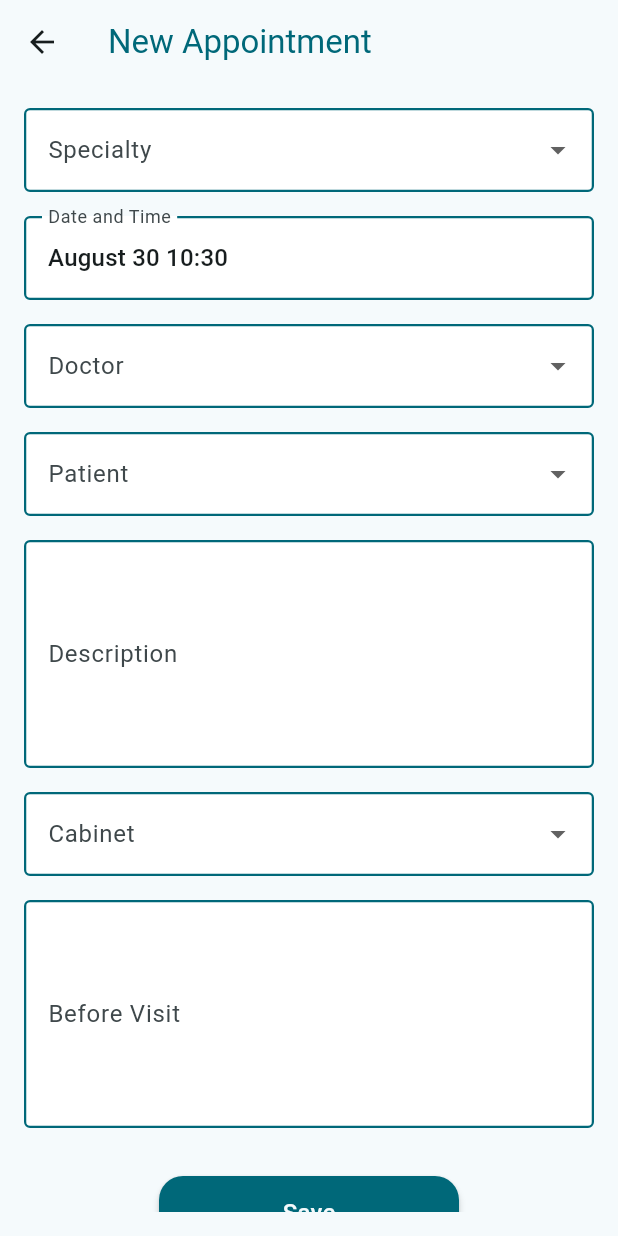
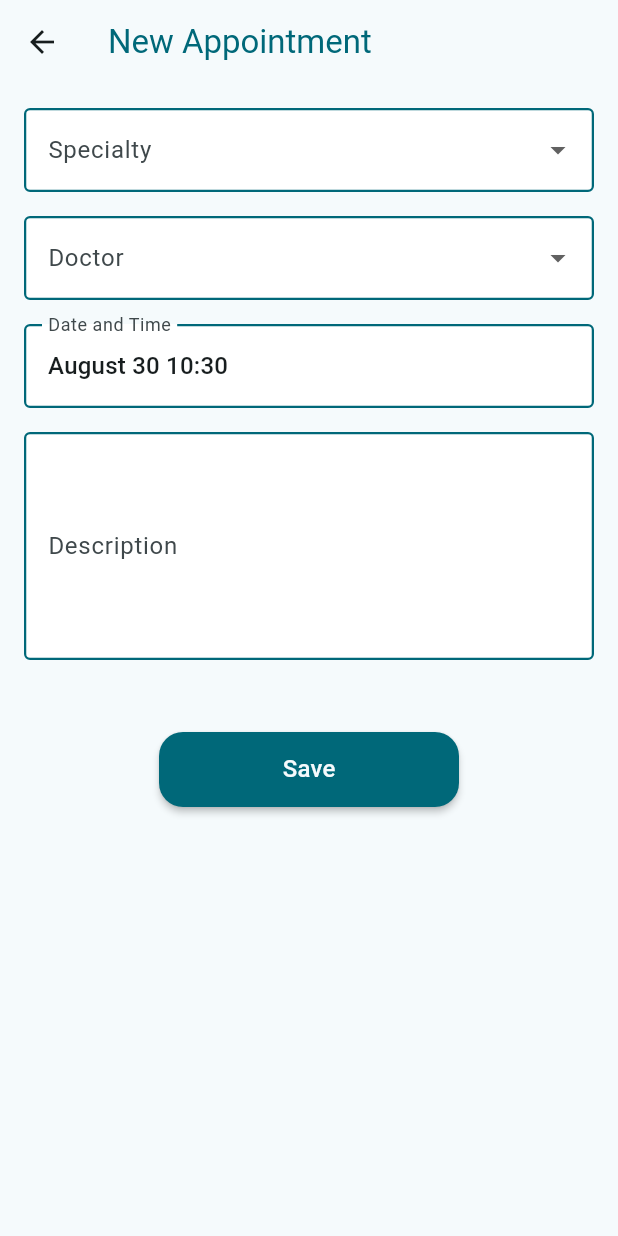
Before and after one commit to JPTGraczykowski/master_clinic_flutter_app, a Flutter app: the PatientNewAppointmentScreen screen opened directly, on a phone screen of 412 x 824 dp. Run offline on Flutter 3.47's test engine with Material 2 defaults, Android fonts, the phone set to English and light mode, and no system bars; drawn by our look-alikes of date_field.

Commit message:
MCF-06 Adjust form according to user role

```diff
--- a/lib/models/doctor.dart
+++ b/lib/models/doctor.dart
@@ -3,7 +3,7 @@ import './specialty.dart';
 import './cabinet.dart';
 
 class Doctor extends User {
-  static const role = 'doctor';
+  static const role = UserRole.doctor;
   final Specialty specialty;
   final Cabinet cabinet;
 
--- a/lib/models/patient.dart
+++ b/lib/models/patient.dart
@@ -1,7 +1,7 @@
 import './user.dart';
 
 class Patient extends User {
-  static const role = 'patient';
+  static const role = UserRole.patient;
 
   Patient({
     required super.id,
--- a/lib/models/user.dart
+++ b/lib/models/user.dart
@@ -1,3 +1,8 @@
+enum UserRole {
+  doctor,
+  patient,
+}
+
 class User {
   final String id;
   final String email;
--- a/lib/screens/doctor/doctor_appointments.dart
+++ b/lib/screens/doctor/doctor_appointments.dart
@@ -1,4 +1,5 @@
 import 'package:flutter/material.dart';
+import '../../models/user.dart';
 import '../../widgets/screen_title.dart';
 import '../../widgets/appointment_list_item.dart';
 import '../../models/appointment.dart';
@@ -22,13 +23,13 @@ class DoctorAppointmentsScreen extends StatelessWidget {
       body: ListView.builder(
         itemCount: appointments.length,
         prototypeItem: AppointmentListItem(
-          userRole: 'doctor',
+          userRole: UserRole.doctor,
           appointment: appointments.first,
           onSelectItem: () {},
         ),
         itemBuilder: (context, index) {
           return AppointmentListItem(
-            userRole: 'doctor',
+            userRole: UserRole.doctor,
             appointment: appointments[index],
             onSelectItem: () {},
           );
--- a/lib/screens/patient/patient_appointments.dart
+++ b/lib/screens/patient/patient_appointments.dart
@@ -1,5 +1,6 @@
 import 'package:flutter/material.dart';
-import 'package:master_clinic_flutter_app/widgets/screen_title.dart';
+import '../../models/user.dart';
+import '../../widgets/screen_title.dart';
 import '../../models/appointment.dart';
 import '../../widgets/appointment_list_item.dart';
 
@@ -22,13 +23,13 @@ class PatientAppointmentsScreen extends StatelessWidget {
       body: ListView.builder(
         itemCount: appointments.length,
         prototypeItem: AppointmentListItem(
-          userRole: 'patient',
+          userRole: UserRole.patient,
           appointment: appointments.first,
           onSelectItem: () {},
         ),
         itemBuilder: (context, index) {
           return AppointmentListItem(
-            userRole: 'patient',
+            userRole: UserRole.patient,
             appointment: appointments[index],
             onSelectItem: () {},
           );
--- a/lib/screens/patient/patient_new_appointment.dart
+++ b/lib/screens/patient/patient_new_appointment.dart
@@ -1,4 +1,5 @@
 import 'package:flutter/material.dart';
+import 'package:master_clinic_flutter_app/models/user.dart';
 import 'package:master_clinic_flutter_app/widgets/screen_title.dart';
 import '../../widgets/forms/appointment_form.dart';
 
@@ -13,7 +14,7 @@ class PatientNewAppointmentScreen extends StatelessWidget {
           title: 'New Appointment',
         ),
       ),
-      body: AppointmentForm(),
+      body: AppointmentForm(userRole: UserRole.patient),
     );
   }
 }
--- a/lib/widgets/forms/appointment_form.dart
+++ b/lib/widgets/forms/appointment_form.dart
@@ -1,12 +1,18 @@
 import 'package:flutter/material.dart';
 import 'package:date_field/date_field.dart';
 import 'package:intl/intl.dart';
+import 'package:master_clinic_flutter_app/models/user.dart';
 import '../../utils/input_decoration.dart';
 import '../../widgets/primary_button.dart';
 import '../../data/mock_data.dart';
 
 class AppointmentForm extends StatefulWidget {
-  const AppointmentForm({super.key});
+  const AppointmentForm({
+    super.key,
+    required this.userRole,
+  });
+
+  final UserRole userRole;
 
   @override
   State<AppointmentForm> createState() => _AppointmentFormState();
@@ -40,6 +46,7 @@ class _AppointmentFormState extends State<AppointmentForm> {
                 decoration: FormHelper.inputDecoration(
                   context: context,
                   labelText: 'Specialty',
+                  fillColor: widget.userRole == UserRole.patient ? null : Colors.black12,
                 ),
                 items: [
                   for (final specialty in mockSpecialties)
@@ -48,25 +55,13 @@ class _AppointmentFormState extends State<AppointmentForm> {
                       child: Text(specialty.name),
                     )
                 ],
-                onChanged: (value) {
+                onChanged: widget.userRole == UserRole.patient
+                    ? (value) {
                         setState(() {
-                    _specialtyId = value!;
+                          _specialtyId = (value!).toString();
                         });
-                },
-              ),
-              SizedBox(height: 16),
-              DateTimeField(
-                decoration: FormHelper.inputDecoration(
-                  context: context,
-                  labelText: 'Date and Time',
-                ),
-                selectedDate: _dateTime,
-                dateFormat: DateFormat('MMMM dd HH:mm'),
-                onDateSelected: (DateTime value) {
-                  setState(() {
-                    _dateTime = value;
-                  });
-                },
+                      }
+                    : null,
               ),
               SizedBox(height: 16),
               DropdownButtonFormField(
@@ -88,6 +83,21 @@ class _AppointmentFormState extends State<AppointmentForm> {
                 },
               ),
               SizedBox(height: 16),
+              DateTimeField(
+                decoration: FormHelper.inputDecoration(
+                  context: context,
+                  labelText: 'Date and Time',
+                ),
+                selectedDate: _dateTime,
+                dateFormat: DateFormat('MMMM dd HH:mm'),
+                onDateSelected: (DateTime value) {
+                  setState(() {
+                    _dateTime = value;
+                  });
+                },
+              ),
+              SizedBox(height: 16),
+              if (widget.userRole == UserRole.doctor) ...[
                 DropdownButtonFormField(
                   decoration: FormHelper.inputDecoration(
                     context: context,
@@ -107,15 +117,19 @@ class _AppointmentFormState extends State<AppointmentForm> {
                   },
                 ),
                 SizedBox(height: 16),
+              ],
               TextFormField(
                 decoration: FormHelper.inputDecoration(
                   context: context,
                   labelText: 'Description',
+                  fillColor: widget.userRole == UserRole.patient ? null : Colors.black12,
                 ),
                 controller: _descriptionController,
                 maxLines: 5,
+                readOnly: widget.userRole == UserRole.doctor,
               ),
               SizedBox(height: 16),
+              if (widget.userRole == UserRole.doctor) ...[
                 DropdownButtonFormField(
                   decoration: FormHelper.inputDecoration(
                     context: context,
@@ -143,6 +157,7 @@ class _AppointmentFormState extends State<AppointmentForm> {
                   controller: _beforeVisitController,
                   maxLines: 5,
                 ),
+              ],
               SizedBox(height: 32),
               PrimaryButton(
                 onPressed: _isSending ? null : _saveAppointment,
```
Also changed, not shown: lib/widgets/appointment_list_item.dart (+5 -4 lines). Lines whose indentation alone changed are shown as unchanged.
